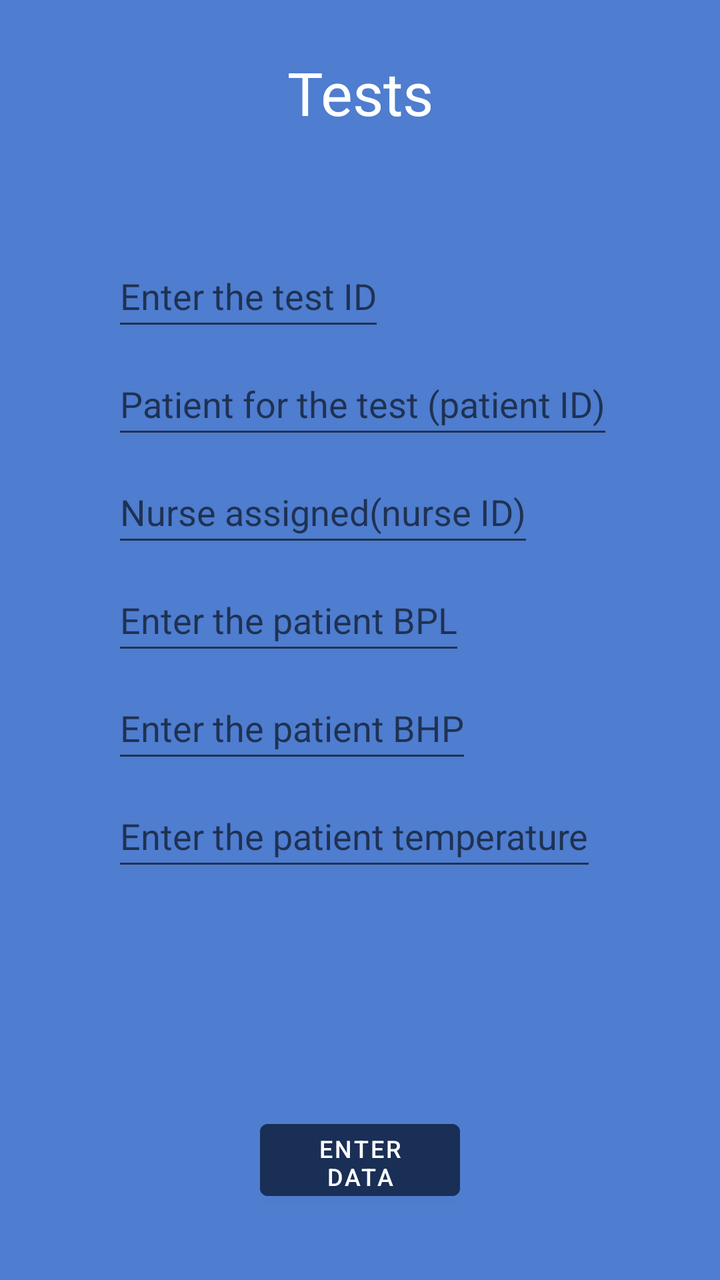
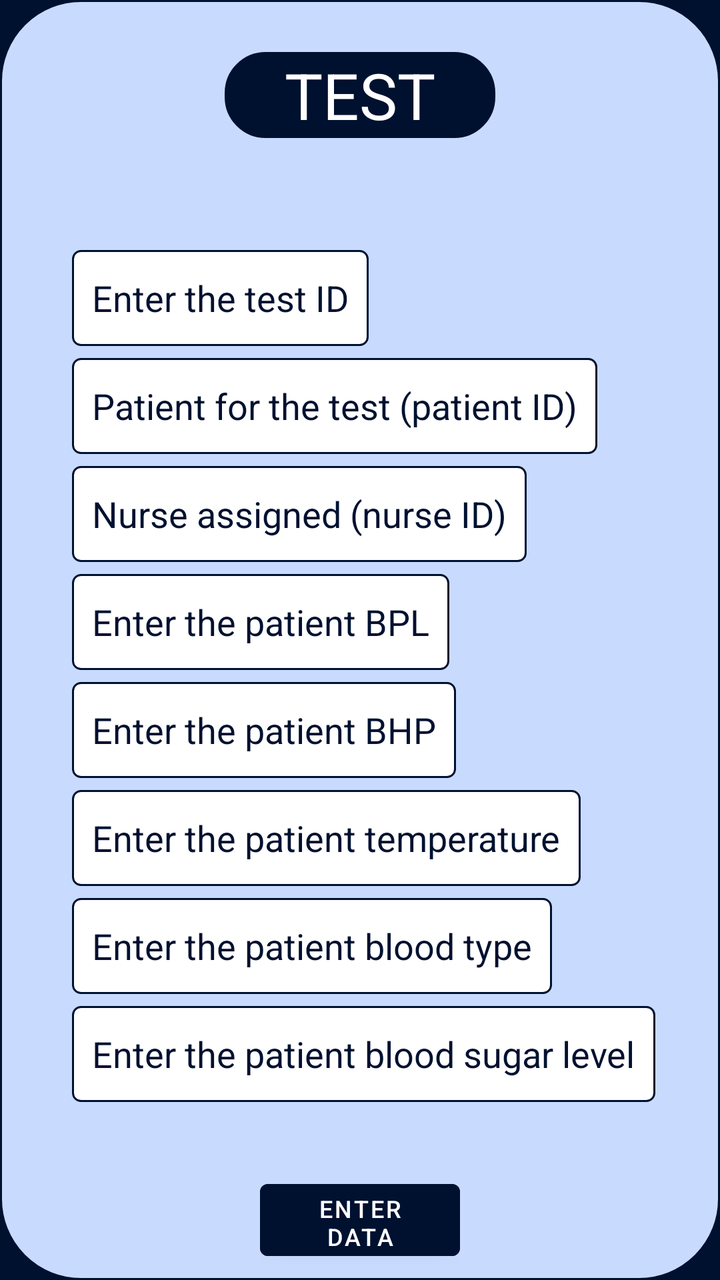

Two renders of the same Android screen: before a commit and after it. Below are the layout's source before the change and the commit's diff.
<!-- AndroidManifest.xml: application theme Theme.Alexandermaynard_COMP304Lab3_Ex1 -->
<!-- res/layout/activity_test.xml -->
<?xml version="1.0" encoding="utf-8"?>
<androidx.constraintlayout.widget.ConstraintLayout xmlns:android="http://schemas.android.com/apk/res/android"
    xmlns:app="http://schemas.android.com/apk/res-auto"
    xmlns:tools="http://schemas.android.com/tools"
    android:id="@+id/main"
    android:layout_width="match_parent"
    android:layout_height="match_parent"
    tools:context=".Test">

    <TextView
        android:id="@+id/test_page_title"
        style="@style/title_text"
        android:text="@string/test_page_title"
        app:layout_constraintEnd_toEndOf="parent"
        app:layout_constraintStart_toStartOf="parent"
        app:layout_constraintTop_toTopOf="parent" />

    <EditText
        android:id="@+id/test_id_entry"
        style="@style/right_aligned_edit_text"
        android:layout_marginTop="56dp"
        android:autofillHints="enter the test's id"
        android:hint="@string/test_id_hint"
        android:inputType="number"
        app:layout_constraintStart_toStartOf="parent"
        app:layout_constraintTop_toBottomOf="@+id/test_page_title" />

    <EditText
        android:id="@+id/patient_id_entry"
        style="@style/right_aligned_edit_text"
        android:autofillHints="enter the patient's id"
        android:hint="@string/test_patient_id_hint"
        android:inputType="text"
        app:layout_constraintStart_toStartOf="parent"
        app:layout_constraintTop_toBottomOf="@+id/test_id_entry" />

    <EditText
        android:id="@+id/nurse_id_entry"
        style="@style/right_aligned_edit_text"
        android:autofillHints="enter the nurse's id"
        android:hint="@string/test_nurse_id_hint"
        android:inputType="text"
        app:layout_constraintStart_toStartOf="parent"
        app:layout_constraintTop_toBottomOf="@+id/patient_id_entry" />

    <EditText
        android:id="@+id/patient_bpl_entry"
        style="@style/right_aligned_edit_text"
        android:autofillHints="enter the patient's department"
        android:hint="@string/patient_bpl_hint"
        android:inputType="text"
        app:layout_constraintStart_toStartOf="parent"
        app:layout_constraintTop_toBottomOf="@+id/nurse_id_entry" />

    <EditText
        android:id="@+id/patient_bhp_entry"
        style="@style/right_aligned_edit_text"
        android:autofillHints="enter the ID for the patient's nurse"
        android:hint="@string/patient_bhp_hint"
        android:inputType="number"
        app:layout_constraintStart_toStartOf="parent"
        app:layout_constraintTop_toBottomOf="@+id/patient_bpl_entry" />

    <EditText
        android:id="@+id/patient_temperature_entry"
        style="@style/right_aligned_edit_text"
        android:autofillHints="enter the room number of the patient"
        android:hint="@string/patient_temp_hint"
        android:inputType="number"
        app:layout_constraintStart_toStartOf="parent"
        app:layout_constraintTop_toBottomOf="@+id/patient_bhp_entry" />

    <Button
        android:id="@+id/enter_data_btn"
        style="@style/regular_button"
        android:text="@string/enter_data_btn_text"
        app:layout_constraintBottom_toBottomOf="parent"
        app:layout_constraintEnd_toEndOf="parent"
        app:layout_constraintStart_toStartOf="parent" />

</androidx.constraintlayout.widget.ConstraintLayout>
<!-- resources referenced by this layout -->
<resources>
  <string name="enter_data_btn_text">Enter Data</string>
  <string name="patient_bhp_hint">Enter the patient BHP</string>
  <string name="patient_bpl_hint">Enter the patient BPL</string>
  <string name="patient_temp_hint">Enter the patient temperature</string>
  <string name="test_id_hint">Enter the test ID</string>
  <string name="test_nurse_id_hint">Nurse assigned(nurse ID)</string>
  <string name="test_page_title">Tests</string>
  <string name="test_patient_id_hint">Patient for the test (patient ID)</string>
  <style name="regular_button">
          <item name="android:layout_width">100dp</item>
          <item name="android:layout_height">48dp</item>
          <item name="android:textColor">@color/white</item>
          <item name="android:backgroundTint">@color/dark_blue</item>
          <item name="android:layout_marginBottom">36dp</item>
          <item name="android:textSize">12sp</item>
      </style>
  <style name="right_aligned_edit_text">
          <item name="android:layout_width">wrap_content</item>
          <item name="android:layout_height">48dp</item>
          <item name="android:textColor">@color/black</item>
          <item name="android:layout_marginTop">6dp</item>
          <item name="android:layout_marginStart">56dp</item>
      </style>
  <style name="title_text">
          <item name="android:textSize">30sp</item>
          <item name="android:textColor">@color/white</item>
          <item name="android:textAlignment">center</item>
          <item name="android:layout_marginTop">26dp</item>
          <item name="layout_constraintVertical_bias">0.392</item>
          <item name="android:layout_width">wrap_content</item>
          <item name="android:layout_height">wrap_content</item>
      </style>
  <color name="white">#FFFFFFFF</color>
  <color name="dark_blue">#1A2F55</color>
  <color name="black">#FF000000</color>
  <style name="Base.Theme.Alexandermaynard_COMP304Lab3_Ex1" parent="Theme.MaterialComponents.DayNight.DarkActionBar">
          
          <item name="colorPrimary">@color/dark_blue</item>
          <item name="colorSecondary">@color/white</item>
          <item name="android:textColor">@color/dark_blue</item>
          <item name="android:windowBackground">@color/light_blue</item>
          <item name="android:textSize">18sp</item>
      </style>
  <color name="light_blue">#4F7DCF</color>
  <!-- unchanged entries left out for length: 1 -->
</resources>

<!-- the commit's change to res/layout/activity_test.xml (unified diff, before → after) -->
@@ -5,16 +5,21 @@
     android:id="@+id/main"
     android:layout_width="match_parent"
     android:layout_height="match_parent"
+    style="@style/activity_frame_layout_margin"
+    android:background="@drawable/content_frame_border"
     tools:context=".Test">
 
+    
     <TextView
         android:id="@+id/test_page_title"
         style="@style/title_text"
         android:text="@string/test_page_title"
+        android:background="@drawable/title_border"
         app:layout_constraintEnd_toEndOf="parent"
         app:layout_constraintStart_toStartOf="parent"
         app:layout_constraintTop_toTopOf="parent" />
 
+    
     <EditText
         android:id="@+id/test_id_entry"
         style="@style/right_aligned_edit_text"
@@ -23,8 +28,10 @@
         android:hint="@string/test_id_hint"
         android:inputType="number"
         app:layout_constraintStart_toStartOf="parent"
+        android:background="@drawable/edit_text_border"
         app:layout_constraintTop_toBottomOf="@+id/test_page_title" />
 
+    
     <EditText
         android:id="@+id/patient_id_entry"
         style="@style/right_aligned_edit_text"
@@ -32,8 +39,10 @@
         android:hint="@string/test_patient_id_hint"
         android:inputType="text"
         app:layout_constraintStart_toStartOf="parent"
+        android:background="@drawable/edit_text_border"
         app:layout_constraintTop_toBottomOf="@+id/test_id_entry" />
 
+    
     <EditText
         android:id="@+id/nurse_id_entry"
         style="@style/right_aligned_edit_text"
@@ -41,8 +50,10 @@
         android:hint="@string/test_nurse_id_hint"
         android:inputType="text"
         app:layout_constraintStart_toStartOf="parent"
+        android:background="@drawable/edit_text_border"
         app:layout_constraintTop_toBottomOf="@+id/patient_id_entry" />
 
+    
     <EditText
         android:id="@+id/patient_bpl_entry"
         style="@style/right_aligned_edit_text"
@@ -50,8 +61,10 @@
         android:hint="@string/patient_bpl_hint"
         android:inputType="text"
         app:layout_constraintStart_toStartOf="parent"
+        android:background="@drawable/edit_text_border"
         app:layout_constraintTop_toBottomOf="@+id/nurse_id_entry" />
 
+    
     <EditText
         android:id="@+id/patient_bhp_entry"
         style="@style/right_aligned_edit_text"
@@ -59,8 +72,10 @@
         android:hint="@string/patient_bhp_hint"
         android:inputType="number"
         app:layout_constraintStart_toStartOf="parent"
+        android:background="@drawable/edit_text_border"
         app:layout_constraintTop_toBottomOf="@+id/patient_bpl_entry" />
 
+    
     <EditText
         android:id="@+id/patient_temperature_entry"
         style="@style/right_aligned_edit_text"
@@ -68,8 +83,32 @@
         android:hint="@string/patient_temp_hint"
         android:inputType="number"
         app:layout_constraintStart_toStartOf="parent"
+        android:background="@drawable/edit_text_border"
         app:layout_constraintTop_toBottomOf="@+id/patient_bhp_entry" />
 
+    
+    <EditText
+        android:id="@+id/patient_blood_type_entry"
+        style="@style/right_aligned_edit_text"
+        android:autofillHints="enter the room number of the patient"
+        android:hint="@string/patient_blood_type_hint"
+        android:inputType="text"
+        app:layout_constraintStart_toStartOf="parent"
+        android:background="@drawable/edit_text_border"
+        app:layout_constraintTop_toBottomOf="@+id/patient_temperature_entry" />
+
+    
+    <EditText
+        android:id="@+id/patient_blood_sugar_entry"
+        style="@style/right_aligned_edit_text"
+        android:autofillHints="enter the room number of the patient"
+        android:hint="@string/patient_blood_sugar_level_hint"
+        android:inputType="number"
+        app:layout_constraintStart_toStartOf="parent"
+        android:background="@drawable/edit_text_border"
+        app:layout_constraintTop_toBottomOf="@+id/patient_blood_type_entry" />
+
+    
     <Button
         android:id="@+id/enter_data_btn"
         style="@style/regular_button"
<!-- resource entries referenced after the edit -->
@@ -1,30 +1,72 @@
 <!-- resources referenced by this layout -->
 <resources>
+  <!-- drawable content_frame_border (drawable) -->
+  <?xml version="1.0" encoding="utf-8"?>
+  <shape xmlns:android="http://schemas.android.com/apk/res/android">
+      
+      <solid android:color="@color/light_blue"/>
+      
+      <corners android:radius="40dp"/>
+      
+      <stroke android:width="1dp" android:color="@color/dark_blue"/>
+      
+      <padding android:bottom="0dp" android:left="10dp" android:right="10dp" android:top="0dp"/>
+  </shape>
+  <!-- drawable edit_text_border (drawable) -->
+  <?xml version="1.0" encoding="utf-8"?>
+  <shape xmlns:android="http://schemas.android.com/apk/res/android">
+      
+      <solid android:color="@color/white"/>
+      
+      <corners android:radius="4dp"/>
+      
+      <stroke android:width="1dp" android:color="@color/dark_blue"/>
+      
+      <padding android:bottom="0dp" android:left="10dp" android:right="10dp" android:top="0dp"/>
+  </shape>
+  <!-- drawable title_border (drawable) -->
+  <?xml version="1.0" encoding="utf-8"?>
+  <shape xmlns:android="http://schemas.android.com/apk/res/android">
+      
+      <solid android:color="@color/dark_blue"/>
+      
+      <stroke android:width="1dp" android:color="@color/dark_blue"/>
+      
+      <corners android:radius="20dp"/>
+      
+      <padding android:bottom="0dp" android:left="30dp" android:right="30dp" android:top="0dp"/>
+  </shape>
   <string name="enter_data_btn_text">Enter Data</string>
   <string name="patient_bhp_hint">Enter the patient BHP</string>
+  <string name="patient_blood_sugar_level_hint">Enter the patient blood sugar level</string>
+  <string name="patient_blood_type_hint">Enter the patient blood type</string>
   <string name="patient_bpl_hint">Enter the patient BPL</string>
   <string name="patient_temp_hint">Enter the patient temperature</string>
   <string name="test_id_hint">Enter the test ID</string>
-  <string name="test_nurse_id_hint">Nurse assigned(nurse ID)</string>
-  <string name="test_page_title">Tests</string>
+  <string name="test_nurse_id_hint">Nurse assigned (nurse ID)</string>
+  <string name="test_page_title">TEST</string>
   <string name="test_patient_id_hint">Patient for the test (patient ID)</string>
+  <style name="activity_frame_layout_margin">
+          <item name="android:layout_margin">10dp</item>
+      </style>
   <style name="regular_button">
           <item name="android:layout_width">100dp</item>
           <item name="android:layout_height">48dp</item>
           <item name="android:textColor">@color/white</item>
           <item name="android:backgroundTint">@color/dark_blue</item>
-          <item name="android:layout_marginBottom">36dp</item>
+          <item name="android:layout_marginBottom">6dp</item>
           <item name="android:textSize">12sp</item>
       </style>
   <style name="right_aligned_edit_text">
           <item name="android:layout_width">wrap_content</item>
           <item name="android:layout_height">48dp</item>
-          <item name="android:textColor">@color/black</item>
+          <item name="android:textColorHint">@color/dark_blue</item>
+          <item name="android:textColor">@color/dark_blue</item>
           <item name="android:layout_marginTop">6dp</item>
-          <item name="android:layout_marginStart">56dp</item>
+          <item name="android:layout_marginStart">26dp</item>
       </style>
   <style name="title_text">
-          <item name="android:textSize">30sp</item>
+          <item name="android:textSize">32sp</item>
           <item name="android:textColor">@color/white</item>
           <item name="android:textAlignment">center</item>
           <item name="android:layout_marginTop">26dp</item>
@@ -33,17 +75,16 @@
           <item name="android:layout_height">wrap_content</item>
       </style>
   <color name="white">#FFFFFFFF</color>
-  <color name="dark_blue">#1A2F55</color>
-  <color name="black">#FF000000</color>
+  <color name="dark_blue">#001130</color>
   <style name="Base.Theme.Alexandermaynard_COMP304Lab3_Ex1" parent="Theme.MaterialComponents.DayNight.DarkActionBar">
           
           <item name="colorPrimary">@color/dark_blue</item>
           <item name="colorSecondary">@color/white</item>
-          <item name="android:textColor">@color/dark_blue</item>
-          <item name="android:windowBackground">@color/light_blue</item>
+          <item name="android:textColor">@color/white</item>
+          <item name="android:windowBackground">@color/dark_blue</item>
           <item name="android:textSize">18sp</item>
       </style>
-  <color name="light_blue">#4F7DCF</color>
+  <color name="light_blue">#C8DBFF</color>
   <!-- unchanged entries left out for length: 1 -->
 </resources>
 
